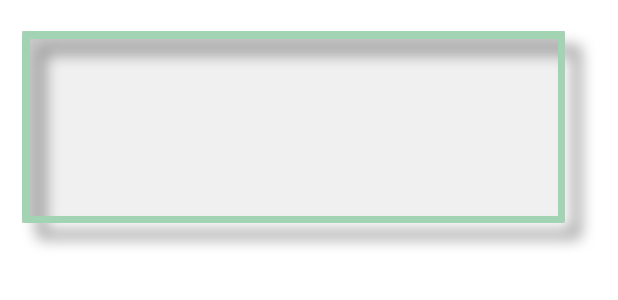
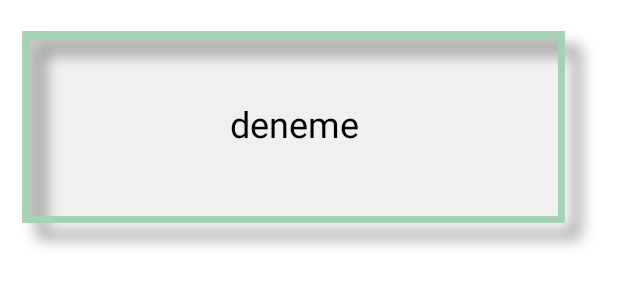
Before and after one commit to hozanBaydu/Guvenli-Gunluk-Yazma-Uygulamasi, an Android app: the layout recyclerrow.xml on its own in the app's theme, with its tools: preview values and no code run, on a phone screen of 412 x 824 dp. Shown: the top 300 px of the screen. Run offline under Robolectric (Android 15) with nearby library versions, the light colour scheme and no system bars.

Commit message:
recyclerrow görünümlerinin oluşturulması

```diff
--- a/app/src/main/res/layout/recyclerrow.xml
+++ b/app/src/main/res/layout/recyclerrow.xml
@@ -3,7 +3,7 @@
     xmlns:app="http://schemas.android.com/apk/res-auto"
     xmlns:tools="http://schemas.android.com/tools"
     android:layout_width="match_parent"
-    android:layout_height="match_parent"
+    android:layout_height="wrap_content"
     android:background="@color/white">
 
 
@@ -12,8 +12,15 @@
         android:layout_width="wrap_content"
         android:layout_height="wrap_content"
         android:layout_marginTop="16dp"
+        android:text="deneme"
+        android:gravity="center"
+        android:paddingBottom="25dp"
+        android:textSize="24sp"
+        android:textColor="@color/black"
+        android:paddingEnd="20dp"
         android:background="@drawable/passwordtext"
         app:layout_constraintEnd_toEndOf="parent"
         app:layout_constraintStart_toStartOf="parent"
-        app:layout_constraintTop_toTopOf="parent" />
+        app:layout_constraintTop_toTopOf="parent"
+        />
 </androidx.constraintlayout.widget.ConstraintLayout>
```
